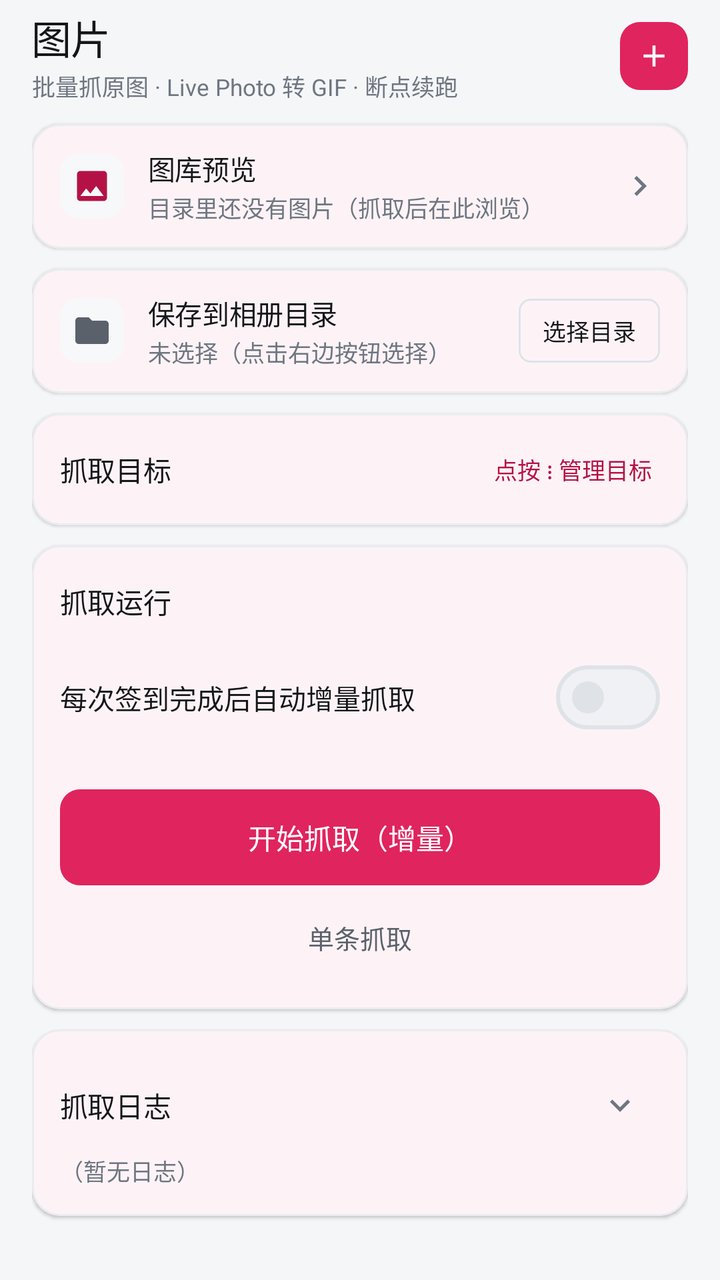
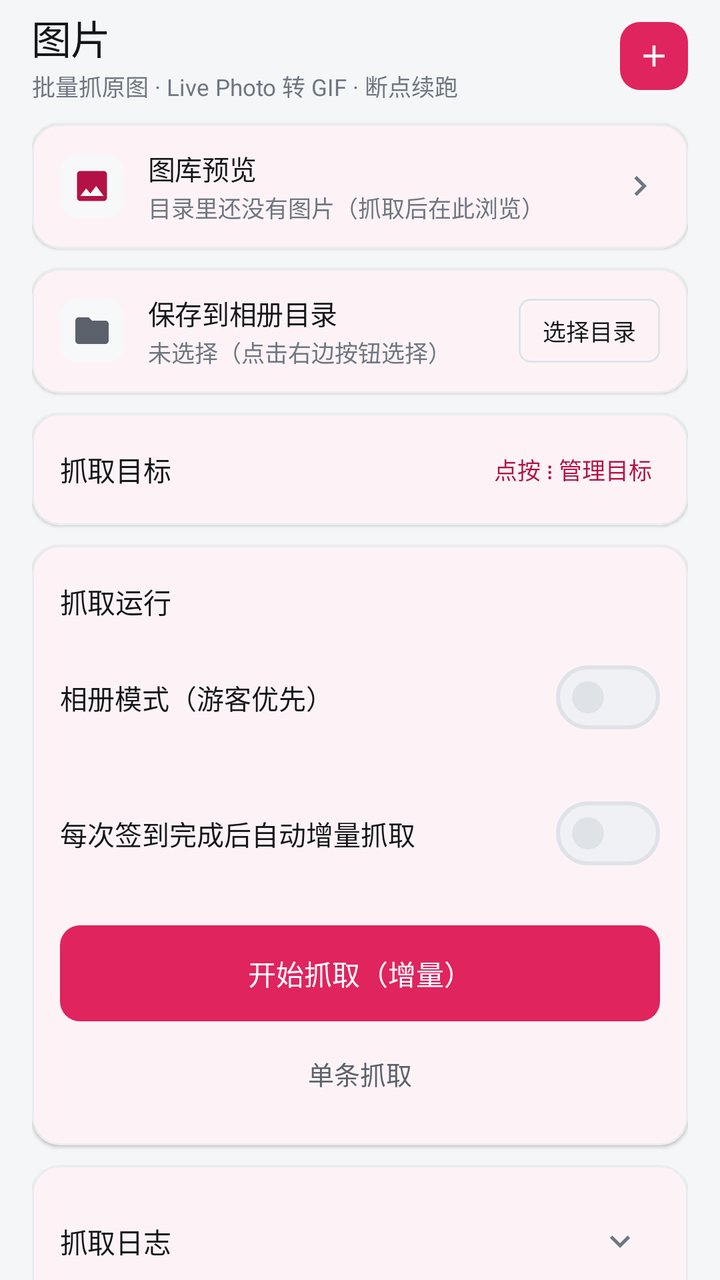

An Android layout rendered at two revisions. The XML below is the earlier revision; the diff shows what the commit changed to produce the second picture.
<!-- AndroidManifest.xml: application theme Theme.Wcm -->
<!-- res/layout/fragment_gallery.xml -->
<?xml version="1.0" encoding="utf-8"?>
<ScrollView xmlns:android="http://schemas.android.com/apk/res/android"
    xmlns:app="http://schemas.android.com/apk/res-auto"
    xmlns:tools="http://schemas.android.com/tools"
    android:layout_width="match_parent"
    android:layout_height="match_parent"
    android:fillViewport="true"
    android:scrollbars="none">

    <LinearLayout style="@style/Widget.Wcm.Page">

        
        <LinearLayout style="@style/Widget.Wcm.AppBar">

            <LinearLayout
                android:layout_width="0dp"
                android:layout_height="wrap_content"
                android:layout_weight="1"
                android:orientation="vertical">

                <TextView
                    style="@style/Widget.Wcm.Text.Display"
                    android:text="@string/page_gallery_title" />

                <TextView
                    style="@style/Widget.Wcm.Text.Hint"
                    android:layout_marginTop="1dp"
                    android:text="@string/crawl_intro" />
            </LinearLayout>

            <ImageButton
                android:id="@+id/btnAddTarget"
                style="@style/Widget.Wcm.IconButton"
                android:background="@drawable/bg_icon_button_brand"
                android:contentDescription="@string/cd_add_target"
                android:src="@drawable/ic_add"
                app:tint="@color/brand_on" />
        </LinearLayout>

        
        <com.google.android.material.card.MaterialCardView
            android:id="@+id/btnOpenGallery"
            style="@style/Widget.Wcm.Card.Clickable">

            <LinearLayout style="@style/Widget.Wcm.CardContent.Row">

                <FrameLayout style="@style/Widget.Wcm.IconTile">

                    <ImageView
                        android:layout_width="@dimen/icon_size_small"
                        android:layout_height="@dimen/icon_size_small"
                        android:layout_gravity="center"
                        android:contentDescription="@string/gallery_open"
                        android:src="@drawable/ic_image"
                        app:tint="@color/brand_strong" />
                </FrameLayout>

                <LinearLayout
                    android:layout_width="0dp"
                    android:layout_height="wrap_content"
                    android:layout_marginStart="@dimen/sp_3"
                    android:layout_weight="1"
                    android:orientation="vertical">

                    <TextView
                        style="@style/Widget.Wcm.Text.RowTitle"
                        android:text="@string/gallery_card_title" />

                    <TextView
                        android:id="@+id/tvGalleryCount"
                        style="@style/Widget.Wcm.Text.Hint"
                        android:layout_marginTop="1dp"
                        android:text="@string/gallery_count_none" />
                </LinearLayout>

                <ImageView
                    android:layout_width="@dimen/icon_size_small"
                    android:layout_height="@dimen/icon_size_small"
                    android:importantForAccessibility="no"
                    android:src="@drawable/ic_chevron_right"
                    app:tint="@color/ink_3" />
            </LinearLayout>
        </com.google.android.material.card.MaterialCardView>

        
        <com.google.android.material.card.MaterialCardView
            style="@style/Widget.Wcm.Card">

            <LinearLayout style="@style/Widget.Wcm.CardContent.Row">

                <FrameLayout style="@style/Widget.Wcm.IconTile">

                    <ImageView
                        android:layout_width="@dimen/icon_size_small"
                        android:layout_height="@dimen/icon_size_small"
                        android:layout_gravity="center"
                        android:importantForAccessibility="no"
                        android:src="@drawable/ic_folder"
                        app:tint="@color/ink_2" />
                </FrameLayout>

                <LinearLayout
                    android:layout_width="0dp"
                    android:layout_height="wrap_content"
                    android:layout_marginStart="@dimen/sp_3"
                    android:layout_weight="1"
                    android:orientation="vertical">

                    <TextView
                        style="@style/Widget.Wcm.Text.RowTitle"
                        android:text="@string/crawl_dir_title" />

                    <TextView
                        android:id="@+id/tvDirPath"
                        style="@style/Widget.Wcm.Text.Hint"
                        android:layout_marginTop="1dp"
                        android:text="@string/crawl_dir_empty" />

                    
                    <TextView
                        android:id="@+id/tvDirStatus"
                        style="@style/Widget.Wcm.Pill.Warn.Small"
                        android:layout_marginTop="@dimen/sp_1"
                        android:clickable="true"
                        android:focusable="true"
                        android:text="@string/crawl_saf_lost"
                        android:visibility="gone" />
                </LinearLayout>

                <com.google.android.material.button.MaterialButton
                    android:id="@+id/btnPickDir"
                    style="@style/Widget.Wcm.Button.Secondary.Small"
                    android:layout_marginStart="@dimen/sp_2"
                    android:text="@string/crawl_pick_dir" />
            </LinearLayout>
        </com.google.android.material.card.MaterialCardView>

        
        <com.google.android.material.card.MaterialCardView
            style="@style/Widget.Wcm.Card">

            <LinearLayout style="@style/Widget.Wcm.CardContent">

                <LinearLayout style="@style/Widget.Wcm.CardHead">

                    <TextView
                        android:id="@+id/tvTargetsTitle"
                        style="@style/Widget.Wcm.Text.SectionTitle"
                        android:layout_width="0dp"
                        android:layout_weight="1"
                        android:text="@string/crawl_targets_title" />

                    <TextView
                        style="@style/Widget.Wcm.Text.Link"
                        android:text="@string/crawl_target_hint_short" />
                </LinearLayout>

                <LinearLayout
                    android:id="@+id/crawlTargetList"
                    android:layout_width="match_parent"
                    android:layout_height="wrap_content"
                    android:orientation="vertical" />
            </LinearLayout>
        </com.google.android.material.card.MaterialCardView>

        
        <com.google.android.material.card.MaterialCardView
            style="@style/Widget.Wcm.Card">

            <LinearLayout style="@style/Widget.Wcm.CardContent">

                <LinearLayout style="@style/Widget.Wcm.CardHead">

                    <TextView
                        style="@style/Widget.Wcm.Text.SectionTitle"
                        android:layout_width="0dp"
                        android:layout_weight="1"
                        android:text="@string/crawl_run_title" />
                </LinearLayout>

                
                <LinearLayout
                    android:id="@+id/rowCrawlAuto"
                    style="@style/Widget.Wcm.ListRow"
                    android:foreground="@drawable/fg_row_divider">

                    <TextView
                        style="@style/Widget.Wcm.Text.Body"
                        android:layout_width="0dp"
                        android:layout_weight="1"
                        android:text="@string/crawl_auto_after_checkin" />

                    <com.google.android.material.materialswitch.MaterialSwitch
                        android:id="@+id/switchCrawlAuto"
                        android:layout_width="wrap_content"
                        android:layout_height="wrap_content"
                        android:layout_marginStart="@dimen/sp_2" />
                </LinearLayout>

                
                <LinearLayout
                    android:id="@+id/crawlProgressBox"
                    android:layout_width="match_parent"
                    android:layout_height="wrap_content"
                    android:layout_marginTop="@dimen/sp_2"
                    android:orientation="vertical"
                    android:visibility="gone">

                    <com.google.android.material.progressindicator.LinearProgressIndicator
                        android:id="@+id/prCrawl"
                        style="@style/Widget.Wcm.Progress"
                        android:indeterminate="false"
                        android:max="100"
                        android:progress="0" />

                    <TextView
                        android:id="@+id/tvCrawlStep"
                        style="@style/Widget.Wcm.Text.Hint.SingleLine"
                        android:layout_marginTop="@dimen/sp_2" />

                    <TextView
                        android:id="@+id/tvCrawlTarget"
                        style="@style/Widget.Wcm.Text.Hint.SingleLine"
                        android:layout_marginTop="2dp" />
                </LinearLayout>

                
                <LinearLayout
                    android:id="@+id/crawlRetryRow"
                    android:layout_width="match_parent"
                    android:layout_height="wrap_content"
                    android:layout_marginTop="@dimen/sp_2"
                    android:gravity="center_vertical"
                    android:orientation="horizontal"
                    android:visibility="gone">

                    <TextView
                        android:id="@+id/tvRetryCount"
                        style="@style/Widget.Wcm.Text.Hint"
                        android:layout_width="0dp"
                        android:layout_weight="1" />

                    <com.google.android.material.button.MaterialButton
                        android:id="@+id/btnRetryFailed"
                        style="@style/Widget.Wcm.Button.Secondary.Small"
                        android:text="@string/crawl_retry_action" />
                </LinearLayout>

                <com.google.android.material.button.MaterialButton
                    android:id="@+id/btnCrawlStart"
                    style="@style/Widget.Wcm.Button.Primary.Large"
                    android:layout_width="match_parent"
                    android:layout_marginTop="@dimen/sp_3"
                    android:text="@string/crawl_start" />

                <com.google.android.material.button.MaterialButton
                    android:id="@+id/btnCrawlStop"
                    style="@style/Widget.Wcm.Button.Danger"
                    android:layout_width="match_parent"
                    android:layout_marginTop="@dimen/sp_3"
                    android:text="@string/crawl_stop"
                    android:visibility="gone"
                    app:icon="@drawable/ic_stop" />

                <com.google.android.material.button.MaterialButton
                    android:id="@+id/btnSinglePost"
                    style="@style/Widget.Wcm.Button.Text"
                    android:layout_width="match_parent"
                    android:layout_marginTop="@dimen/sp_1"
                    android:text="@string/single_title" />
            </LinearLayout>
        </com.google.android.material.card.MaterialCardView>

        
        <com.google.android.material.card.MaterialCardView
            style="@style/Widget.Wcm.Card">

            <LinearLayout style="@style/Widget.Wcm.CardContent">

                <LinearLayout
                    android:id="@+id/crawlLogHeader"
                    style="@style/Widget.Wcm.LogHeader"
                    android:contentDescription="@string/cd_crawl_log_collapsed">

                    <TextView
                        style="@style/Widget.Wcm.Text.SectionTitle"
                        android:layout_width="0dp"
                        android:layout_weight="1"
                        android:text="@string/crawl_log_title" />

                    <ImageButton
                        android:id="@+id/btnCrawlLogToggle"
                        style="@style/Widget.Wcm.IconButton.Row"
                        android:clickable="false"
                        android:focusable="false"
                        android:importantForAccessibility="no"
                        android:src="@drawable/ic_expand_more"
                        app:tint="@color/ink_3" />
                </LinearLayout>

                <TextView
                    android:id="@+id/tvCrawlLogSummary"
                    style="@style/Widget.Wcm.Text.Hint.SingleLine"
                    android:text="@string/log_empty" />

                
                <ScrollView
                    android:id="@+id/crawlLogScroll"
                    style="@style/Widget.Wcm.CrawlLogScroll"
                    android:visibility="gone"
                    tools:ignore="NestedScrolling">

                    <TextView
                        android:id="@+id/crawlLog"
                        style="@style/Widget.Wcm.Text.Log"
                        android:text="@string/log_empty" />
                </ScrollView>
            </LinearLayout>
        </com.google.android.material.card.MaterialCardView>
    </LinearLayout>
</ScrollView>
<!-- resources referenced by this layout -->
<resources>
  <color name="brand_on">#FFFFFF</color>
  <color name="brand_strong">#B41246</color>
  <color name="ink_2">#5B616B</color>
  <color name="ink_3">#6E7681</color>
  <dimen name="icon_size_small">20dp</dimen>
  <dimen name="sp_1">4dp</dimen>
  <dimen name="sp_2">8dp</dimen>
  <dimen name="sp_3">12dp</dimen>
  <string name="cd_add_target">添加抓取目标</string>
  <string name="cd_crawl_log_collapsed">抓取日志，已收起，点按展开</string>
  <string name="crawl_auto_after_checkin">每次签到完成后自动增量抓取</string>
  <string name="crawl_dir_empty">未选择（点击右边按钮选择）</string>
  <string name="crawl_dir_title">保存到相册目录</string>
  <string name="crawl_intro">批量抓原图 · Live Photo 转 GIF · 断点续跑</string>
  <string name="crawl_log_title">抓取日志</string>
  <string name="crawl_pick_dir">选择目录</string>
  <string name="crawl_retry_action">立即重试</string>
  <string name="crawl_run_title">抓取运行</string>
  <string name="crawl_saf_lost">目录授权已失效，抓取会失败</string>
  <string name="crawl_start">开始抓取（增量）</string>
  <string name="crawl_stop">停止</string>
  <string name="crawl_target_hint_short">点按 ⋮ 管理目标</string>
  <string name="crawl_targets_title">抓取目标</string>
  <string name="gallery_card_title">图库预览</string>
  <string name="gallery_count_none">目录里还没有图片（抓取后在此浏览）</string>
  <string name="gallery_open">打开图库</string>
  <string name="log_empty">（暂无日志）</string>
  <string name="page_gallery_title">图片</string>
  <string name="single_title">单条抓取</string>
  <color name="brand">#E0245E</color>
  <dimen name="radius_s">10dp</dimen>
  <color name="line">#EAECF0</color>
  <dimen name="appbar_height">48dp</dimen>
  <color name="danger_soft">#FDECEA</color>
  <color name="danger_text">#B42318</color>
  <dimen name="touch_min">48dp</dimen>
  <style name="TextAppearance.Wcm.Button.Large" parent="TextAppearance.Wcm.Button">
          <item name="android:textSize">14sp</item>
      </style>
  <dimen name="btn_height_sm">32dp</dimen>
  <dimen name="radius_xs">6dp</dimen>
  <dimen name="card_gap">10dp</dimen>
  <dimen name="card_radius">14dp</dimen>
  <color name="surface">#FFFFFF</color>
  <dimen name="card_padding">14dp</dimen>
  <dimen name="crawl_log_window_height">190dp</dimen>
  <dimen name="appbar_icon_button">34dp</dimen>
  <dimen name="icon_tile">32dp</dimen>
  <dimen name="list_row_min_height">52dp</dimen>
  <dimen name="list_row_padding_vertical">10dp</dimen>
  <dimen name="page_padding_horizontal">16dp</dimen>
  <dimen name="page_padding_top">4dp</dimen>
  <dimen name="page_padding_bottom">24dp</dimen>
  <dimen name="pill_height_sm">20dp</dimen>
  <dimen name="progress_thickness">6dp</dimen>
  <color name="surface_3">#EFF1F4</color>
  <color name="ink">#14161A</color>
  <color name="brand_soft">#FDECF1</color>
  <color name="bg">#F5F6F8</color>
  <color name="surface_2">#F7F8FA</color>
  <color name="line_2">#DFE3E8</color>
  <color name="danger">#B42318</color>
  <style name="ShapeAppearance.Wcm.Small" parent="">
          <item name="cornerFamily">rounded</item>
          <item name="cornerSize">@dimen/radius_s</item>
      </style>
  <style name="ShapeAppearance.Wcm.Medium" parent="">
          <item name="cornerFamily">rounded</item>
          <item name="cornerSize">@dimen/radius_m</item>
      </style>
  <style name="ShapeAppearance.Wcm.Large" parent="">
          <item name="cornerFamily">rounded</item>
          <item name="cornerSize">@dimen/radius_l</item>
      </style>
  <dimen name="btn_height">44dp</dimen>
  <dimen name="icon_tile_radius">9dp</dimen>
  <color name="warn_text">#C2410C</color>
  <color name="console_ink">#C8D0DB</color>
  <dimen name="radius_m">14dp</dimen>
  <dimen name="radius_l">18dp</dimen>
  <color name="console_bg">#0E1116</color>
  <dimen name="pill_height">23dp</dimen>
  <dimen name="pill_padding_horizontal">9dp</dimen>
  <color name="warn_soft">#FDF1E3</color>
  <dimen name="radius_full">999dp</dimen>
  <dimen name="radius_xl">24dp</dimen>
  <!-- unchanged entries left out for length: 55 -->
</resources>

<!-- the commit's change to res/layout/fragment_gallery.xml (unified diff, before → after) -->
@@ -180,6 +180,26 @@
 
                 
                 <LinearLayout
+                    android:id="@+id/rowCrawlMode"
+                    style="@style/Widget.Wcm.ListRow"
+                    android:foreground="@drawable/fg_row_divider">
+
+                    <TextView
+                        android:id="@+id/tvCrawlMode"
+                        style="@style/Widget.Wcm.Text.Body"
+                        android:layout_width="0dp"
+                        android:layout_weight="1"
+                        android:text="@string/crawl_mode_album" />
+
+                    <com.google.android.material.materialswitch.MaterialSwitch
+                        android:id="@+id/switchCrawlMode"
+                        android:layout_width="wrap_content"
+                        android:layout_height="wrap_content"
+                        android:layout_marginStart="@dimen/sp_2" />
+                </LinearLayout>
+
+                
+                <LinearLayout
                     android:id="@+id/rowCrawlAuto"
                     style="@style/Widget.Wcm.ListRow"
                     android:foreground="@drawable/fg_row_divider">
<!-- resource entries referenced after the edit -->
@@ -15,6 +15,7 @@
   <string name="crawl_dir_title">保存到相册目录</string>
   <string name="crawl_intro">批量抓原图 · Live Photo 转 GIF · 断点续跑</string>
   <string name="crawl_log_title">抓取日志</string>
+  <string name="crawl_mode_album">相册模式（游客优先）</string>
   <string name="crawl_pick_dir">选择目录</string>
   <string name="crawl_retry_action">立即重试</string>
   <string name="crawl_run_title">抓取运行</string>
